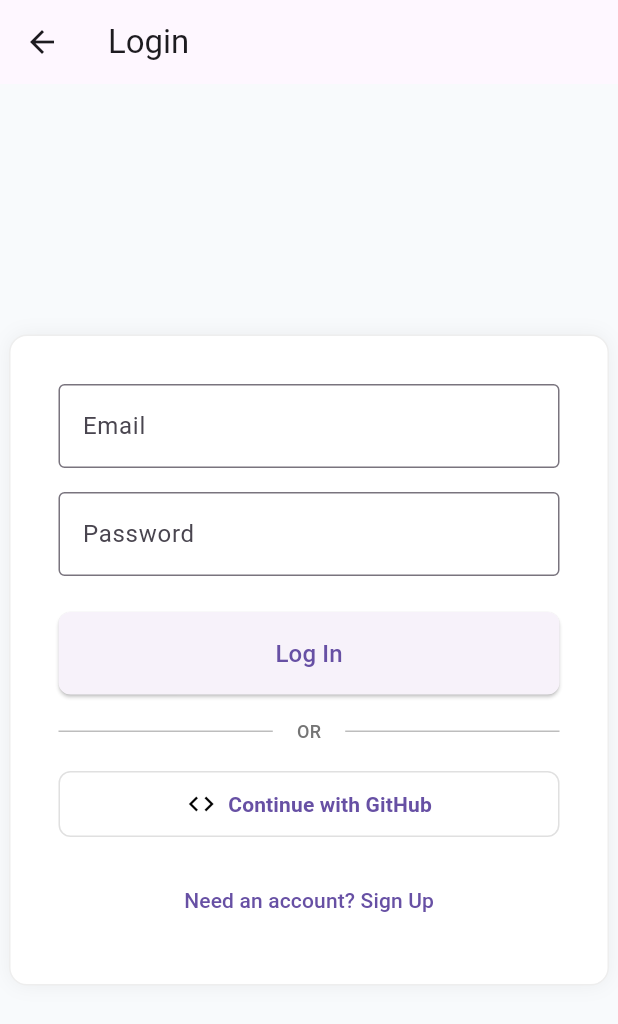
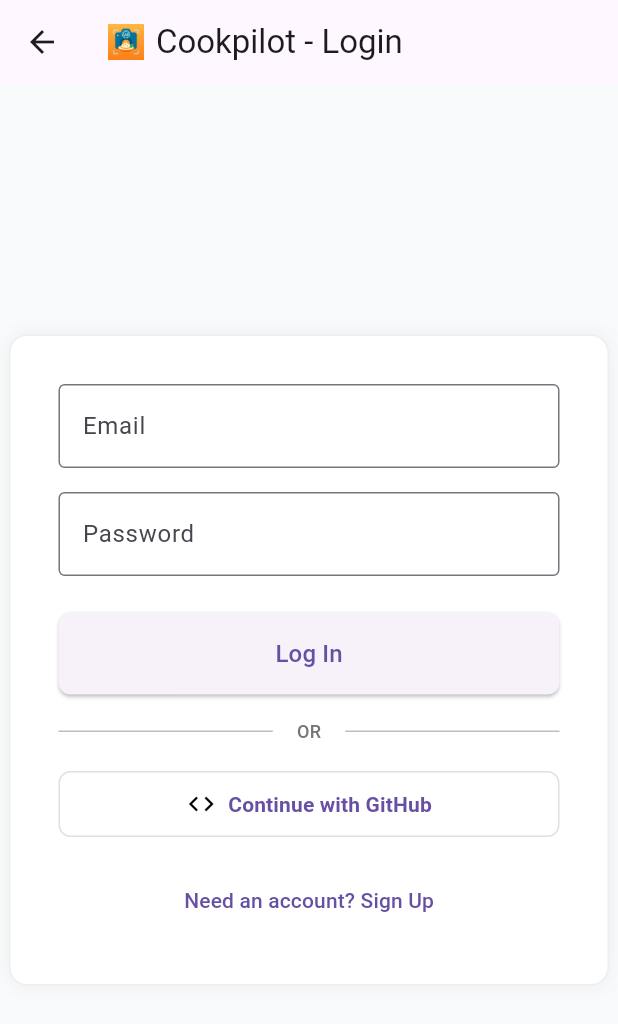
Before and after one commit to haotian0701/menu-gen-assistant, a Flutter app: the AuthPage screen opened directly, on a phone screen of 412 x 824 dp. Shown: the top 1024 px of the screen. Run offline on Flutter 3.47's test engine with Material 3 defaults, Android fonts, the phone set to English and light mode, and no system bars; our stand-ins replace file_picker, fl_chart, flutter_html, share_plus, supabase_flutter; accounts and stored records are empty.

Commit message:
Refactor app bar titles and icons across multiple pages to use 'Cookpilot' branding and custom app icon.

```diff
--- a/frontend/lib/main.dart
+++ b/frontend/lib/main.dart
@@ -372,7 +372,23 @@ class _AuthPageState extends State<AuthPage> {
   @override
   Widget build(BuildContext context) {
     return Scaffold(
-      appBar: AppBar(title: Text(_isLogin ? 'Login' : 'Sign Up')),
+      appBar: AppBar(
+        title: Row(
+          children: [
+            Image.asset(
+              'assets/images/app_icon.png',
+              width: 24,
+              height: 24,
+              fit: BoxFit.contain,
+              errorBuilder: (context, error, stackTrace) {
+                return Icon(Icons.restaurant, size: 24);
+              },
+            ),
+            const SizedBox(width: 8),
+            Text(_isLogin ? 'Cookpilot - Login' : 'Cookpilot - Sign Up'),
+          ],
+        ),
+      ),
       backgroundColor: const Color(0xFFF8FAFC),
       body: Center(
         child: SingleChildScrollView(
```
Also changed, not shown: frontend/lib/extraction_page.dart (+34 -2 lines), frontend/lib/generating_page.dart (+22 -8 lines), frontend/lib/history_page.dart (+15 -1 lines), frontend/lib/preferences_page.dart (+17 -1 lines), frontend/lib/saved_recipes_page.dart (+15 -1 lines).
